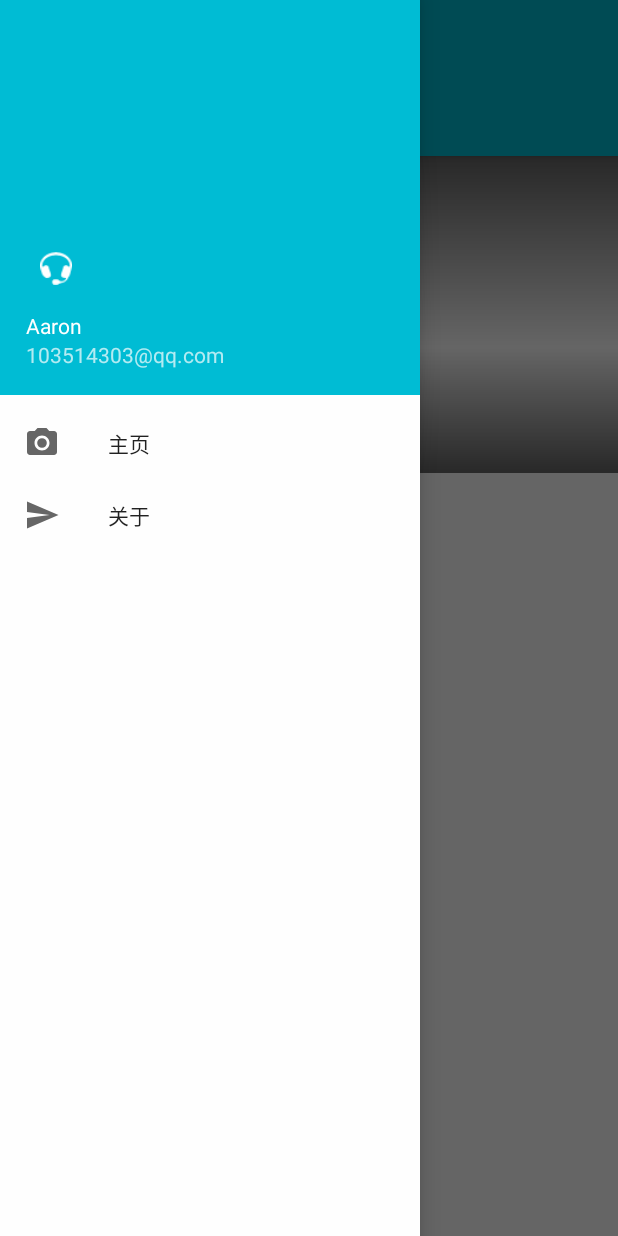
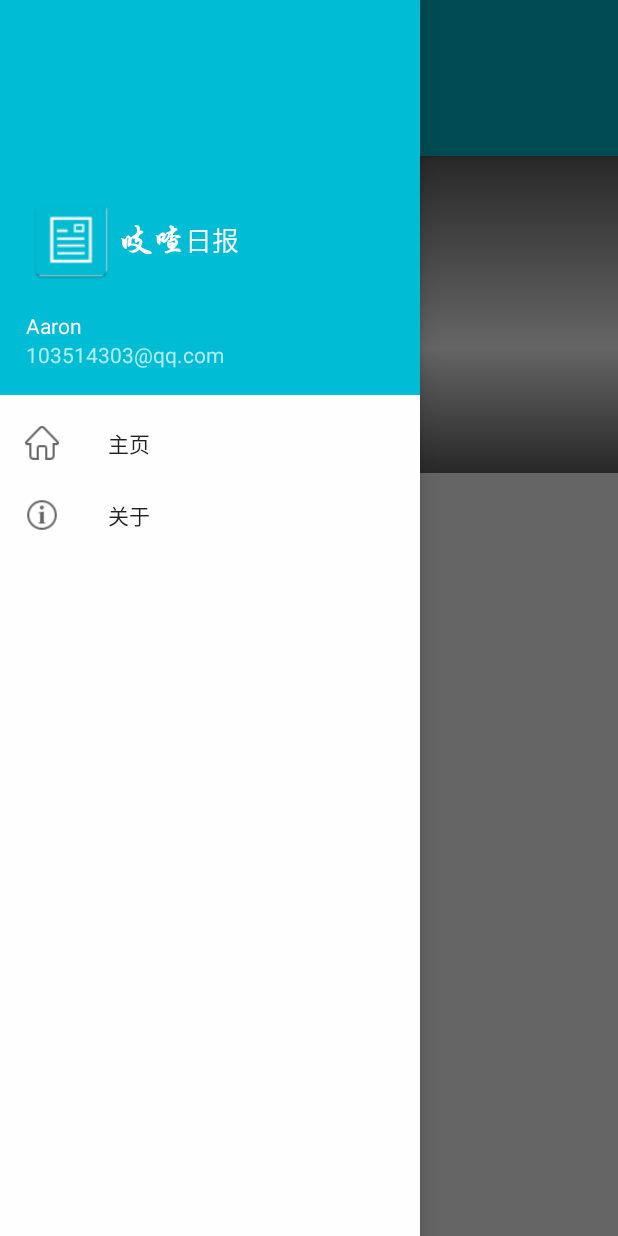
Before and after one commit to StarsAaron/ZhiZhiHu, an Android app: the MainActivity screen opened directly, with no data from a screen before it, with the side drawer open, on a phone screen of 412 x 824 dp. Run offline under Robolectric (Android 15) with nearby library versions, the phone set to English and light mode, and no system bars; our stand-ins replace ButterKnife, CircleImageView, Picasso; libraries missing offline, so code that uses them is left out: com.flyco.tablayout, com.readystatesoftware.systembartint, rx.android.schedulers, rx.functions, rx.schedulers; pictures from the network do not load; 9 statements that could not run were skipped.

Commit message:
修改图标

```diff
--- a/app/src/main/java/com/zhizhihu/ui/activity/DetailActivity.java
+++ b/app/src/main/java/com/zhizhihu/ui/activity/DetailActivity.java
@@ -199,7 +199,7 @@ public class DetailActivity extends FBLSwipeBackBaseActivity {
             case R.id.menu_action_parise:
                 //执行点赞动画
                 AnimationUtils.loadAnimation(DetailActivity.this, R.anim.anim_small);
-                itemParise.setIcon(R.mipmap.praised);
+                itemParise.setIcon(R.mipmap.ic_detail_praise);
                 return true;
             default:
                 break;
--- a/app/src/main/java/com/zhizhihu/ui/activity/MainActivity.java
+++ b/app/src/main/java/com/zhizhihu/ui/activity/MainActivity.java
@@ -53,7 +53,7 @@ public class MainActivity extends FBLBaseActivity
         if(savedInstanceState != null){
             currentTabIndex = savedInstanceState.getInt(CURR_INDEX);
         }
-        mToolbar.setLogo(R.drawable.ic_menu_gallery);
+        mToolbar.setLogo(R.mipmap.ic_zizha);
         setSupportActionBar(mToolbar);
 
         mActionBar = getSupportActionBar();
--- a/app/src/main/res/layout/item_comment.xml
+++ b/app/src/main/res/layout/item_comment.xml
@@ -29,7 +29,7 @@
         android:layout_marginRight="5dp"
         android:layout_marginTop="15dp"
         android:layout_toLeftOf="@+id/user_parise_num"
-        android:src="@mipmap/praise"
+        android:src="@mipmap/ic_detail_praise"
         android:tint="@color/color_read"/>
 
     <TextView
--- a/app/src/main/res/layout/nav_header_main.xml
+++ b/app/src/main/res/layout/nav_header_main.xml
@@ -11,12 +11,32 @@
               android:paddingTop="@dimen/vertical_margin"
               android:theme="@style/ThemeOverlay.AppCompat.Dark">
 
-    <ImageView
-        android:id="@+id/imageView"
-        android:layout_width="40dp"
-        android:layout_height="40dp"
-        android:paddingTop="@dimen/vertical_margin"
-        android:src="@android:drawable/stat_sys_headset"/>
+    <LinearLayout
+        android:orientation="horizontal"
+        android:layout_width="match_parent"
+        android:layout_height="wrap_content"
+        android:gravity="center_vertical">
+
+        <ImageView
+            android:id="@+id/imageView"
+            android:layout_width="60dp"
+            android:layout_height="60dp"
+            android:src="@mipmap/ic_launcher"/>
+
+        <ImageView
+            android:layout_width="wrap_content"
+            android:layout_height="wrap_content"
+            android:id="@+id/imageView3"
+            android:src="@mipmap/ic_zizha"/>
+
+        <TextView
+            android:layout_width="wrap_content"
+            android:layout_height="wrap_content"
+            android:textAppearance="?android:attr/textAppearanceMedium"
+            android:text="日报"
+            android:id="@+id/textView7"
+            android:textColor="@color/gray_white"/>
+    </LinearLayout>
 
     <TextView
         android:layout_width="match_parent"
--- a/app/src/main/res/menu/activity_main_drawer.xml
+++ b/app/src/main/res/menu/activity_main_drawer.xml
@@ -4,11 +4,11 @@
     <group android:checkableBehavior="single">
         <item
             android:id="@+id/nav_home"
-            android:icon="@drawable/ic_menu_camera"
+            android:icon="@mipmap/ic_home"
             android:title="@string/item_home"/>
         <item
             android:id="@+id/nav_about"
-            android:icon="@drawable/ic_menu_send"
+            android:icon="@mipmap/ic_about"
             android:title="@string/item_about"/>
     </group>
 </menu>
--- a/build.gradle
+++ b/build.gradle
@@ -5,7 +5,7 @@ buildscript {
         jcenter()
     }
     dependencies {
-        classpath 'com.android.tools.build:gradle:2.1.2'
+        classpath 'com.android.tools.build:gradle:2.1.3'
         classpath 'com.neenbedankt.gradle.plugins:android-apt:1.8'
         // NOTE: Do not place your application dependencies here; they belong
         // in the individual module build.gradle files
```
Also changed, not shown: app/src/main/res/mipmap-hdpi/ic_about.png (added), app/src/main/res/mipmap-hdpi/ic_detail_star.png (deleted), app/src/main/res/mipmap-hdpi/ic_home.png (added), app/src/main/res/mipmap-hdpi/ic_launcher.png, app/src/main/res/mipmap-hdpi/ic_zizha.png (added), app/src/main/res/mipmap-hdpi/praise.png (deleted), app/src/main/res/mipmap-hdpi/praised.png (deleted), app/src/main/res/mipmap-mdpi/ic_launcher.png, app/src/main/res/mipmap-xhdpi/ic_guide.jpg (deleted), app/src/main/res/mipmap-xhdpi/ic_launcher.png, app/src/main/res/mipmap-xxhdpi/ic_launcher.png, app/src/main/res/mipmap-xxxhdpi/ic_launcher.png, gradle/wrapper/gradle-wrapper.properties.
